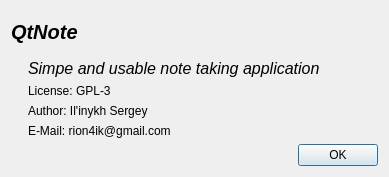
Ri0n/QtNote, file aboutdlg.ui: the form before one commit.
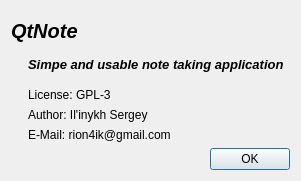
The form after the commit. Icons and pictures are not drawn.

Commit message: improve look of about dialog. fix windows tomboy compilation

What changed in the file:
```diff
--- a/aboutdlg.ui
+++ b/aboutdlg.ui
@@ -6,8 +6,8 @@
    <rect>
     <x>0</x>
     <y>0</y>
-    <width>389</width>
-    <height>177</height>
+    <width>301</width>
+    <height>181</height>
    </rect>
   </property>
   <property name="windowTitle">
@@ -41,8 +41,10 @@
       <widget class="QLabel" name="label_2">
        <property name="font">
         <font>
-         <pointsize>12</pointsize>
+         <pointsize>10</pointsize>
+         <weight>75</weight>
          <italic>true</italic>
+         <bold>true</bold>
         </font>
        </property>
        <property name="text">
@@ -50,6 +52,22 @@
        </property>
       </widget>
      </item>
+     <item>
+      <spacer name="verticalSpacer">
+       <property name="orientation">
+        <enum>Qt::Vertical</enum>
+       </property>
+       <property name="sizeType">
+        <enum>QSizePolicy::Fixed</enum>
+       </property>
+       <property name="sizeHint" stdset="0">
+        <size>
+         <width>20</width>
+         <height>10</height>
+        </size>
+       </property>
+      </spacer>
+     </item>
      <item>
       <widget class="QLabel" name="label_4">
        <property name="font">
```
Left out of the diff: 8 changed lines with no effect on the pictures. The commit also changes 1 other file.
